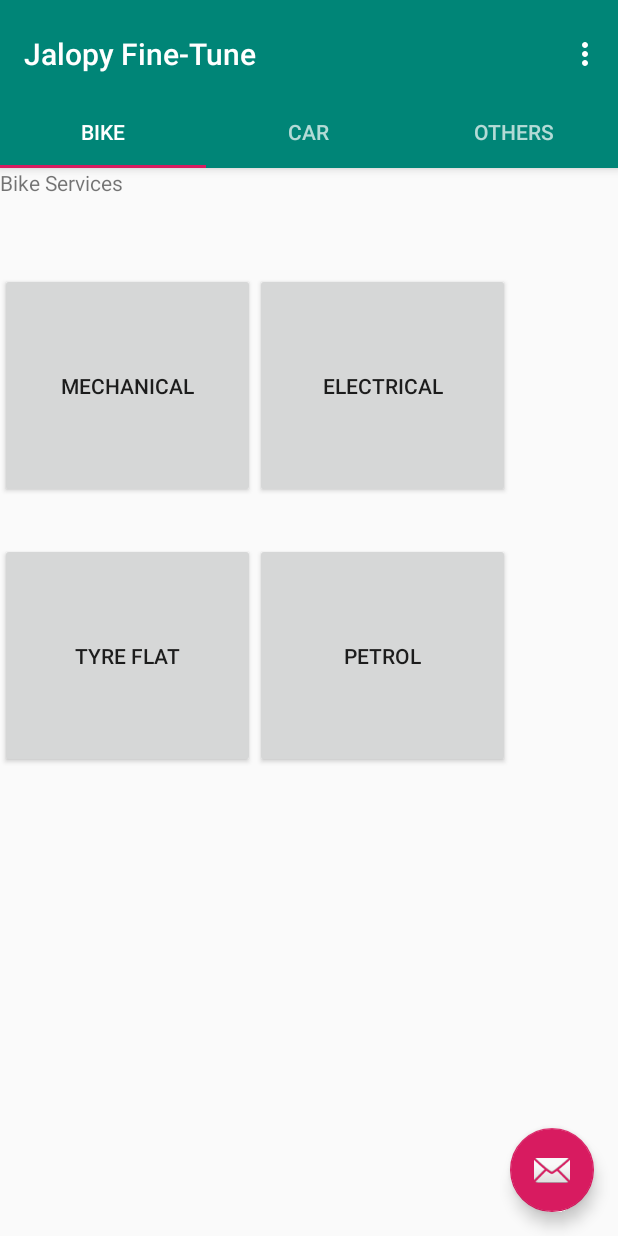
After one commit to Itians786/Final-Year-Project, an Android app: the Bike screen opened directly, with no data from a screen before it, on a phone screen of 412 x 824 dp. The commit adds this screen. Run offline under Robolectric (Android 15) with nearby library versions, the phone set to English and light mode, and no system bars.

Commit message:
Services

```diff
--- a/app/build.gradle
+++ b/app/build.gradle
@@ -22,6 +22,7 @@ dependencies {
     implementation fileTree(dir: 'libs', include: ['*.jar'])
     implementation 'com.android.support:appcompat-v7:27.1.1'
     implementation 'com.android.support.constraint:constraint-layout:1.1.3'
+    implementation 'com.android.support:design:27.1.1'
     testImplementation 'junit:junit:4.12'
     androidTestImplementation 'com.android.support.test:runner:1.0.2'
     androidTestImplementation 'com.android.support.test.espresso:espresso-core:3.0.2'
--- /dev/null
+++ b/app/src/main/java/com/example/jalopyfine_tune/Bike.java
@@ -0,0 +1,20 @@
+package com.example.jalopyfine_tune;
+
+import android.support.v4.app.Fragment;
+import android.os.Bundle;
+import android.view.LayoutInflater;
+import android.view.View;
+import android.view.ViewGroup;
+
+public class Bike extends Fragment {
+
+    public View onCreateView(LayoutInflater inflater, ViewGroup container,
+                             Bundle savedInstanceState) {
+        View rootView = inflater.inflate(R.layout.bike, container, false);
+
+        return rootView;
+    }
+
+
+
+}
--- /dev/null
+++ b/app/src/main/java/com/example/jalopyfine_tune/Car.java
@@ -0,0 +1,15 @@
+package com.example.jalopyfine_tune;
+
+import android.support.v4.app.Fragment;
+import android.os.Bundle;
+import android.view.LayoutInflater;
+import android.view.View;
+import android.view.ViewGroup;
+
+public class Car extends Fragment {
+    public View onCreateView(LayoutInflater inflater, ViewGroup container,
+                             Bundle savedInstanceState) {
+        View rootView = inflater.inflate(R.layout.car, container, false);
+        return rootView;
+    }
+}
--- /dev/null
+++ b/app/src/main/java/com/example/jalopyfine_tune/Services.java
@@ -0,0 +1,157 @@
+package com.example.jalopyfine_tune;
+
+import android.support.design.widget.TabLayout;
+import android.support.design.widget.FloatingActionButton;
+import android.support.design.widget.Snackbar;
+import android.support.v7.app.AppCompatActivity;
+import android.support.v7.widget.Toolbar;
+
+import android.support.v4.app.Fragment;
+import android.support.v4.app.FragmentManager;
+import android.support.v4.app.FragmentPagerAdapter;
+import android.support.v4.view.ViewPager;
+import android.os.Bundle;
+import android.view.LayoutInflater;
+import android.view.Menu;
+import android.view.MenuItem;
+import android.view.View;
+import android.view.ViewGroup;
+
+import android.widget.Switch;
+import android.widget.TextView;
+
+public class Services extends AppCompatActivity {
+
+    /**
+     * The {@link android.support.v4.view.PagerAdapter} that will provide
+     * fragments for each of the sections. We use a
+     * {@link FragmentPagerAdapter} derivative, which will keep every
+     * loaded fragment in memory. If this becomes too memory intensive, it
+     * may be best to switch to a
+     * {@link android.support.v4.app.FragmentStatePagerAdapter}.
+     */
+    private SectionsPagerAdapter mSectionsPagerAdapter;
+
+    /**
+     * The {@link ViewPager} that will host the section contents.
+     */
+    private ViewPager mViewPager;
+
+    @Override
+    protected void onCreate(Bundle savedInstanceState) {
+        super.onCreate(savedInstanceState);
+        setContentView(R.layout.activity_services);
+
+        Toolbar toolbar = (Toolbar) findViewById(R.id.toolbar);
+        setSupportActionBar(toolbar);
+        // Create the adapter that will return a fragment for each of the three
+        // primary sections of the activity.
+        mSectionsPagerAdapter = new SectionsPagerAdapter(getSupportFragmentManager());
+
+        // Set up the ViewPager with the sections adapter.
+        mViewPager = (ViewPager) findViewById(R.id.container);
+        mViewPager.setAdapter(mSectionsPagerAdapter);
+
+        TabLayout tabLayout = (TabLayout) findViewById(R.id.tabs);
+
+        mViewPager.addOnPageChangeListener(new TabLayout.TabLayoutOnPageChangeListener(tabLayout));
+        tabLayout.addOnTabSelectedListener(new TabLayout.ViewPagerOnTabSelectedListener(mViewPager));
+
+        FloatingActionButton fab = (FloatingActionButton) findViewById(R.id.fab);
+        fab.setOnClickListener(new View.OnClickListener() {
+            @Override
+            public void onClick(View view) {
+                Snackbar.make(view, "Replace with your own action", Snackbar.LENGTH_LONG)
+                        .setAction("Action", null).show();
+            }
+        });
+
+    }
+
+
+    @Override
+    public boolean onCreateOptionsMenu(Menu menu) {
+        // Inflate the menu; this adds items to the action bar if it is present.
+        getMenuInflater().inflate(R.menu.menu_services, menu);
+        return true;
+    }
+
+    @Override
+    public boolean onOptionsItemSelected(MenuItem item) {
+        // Handle action bar item clicks here. The action bar will
+        // automatically handle clicks on the Home/Up button, so long
+        // as you specify a parent activity in AndroidManifest.xml.
+        int id = item.getItemId();
+
+        //noinspection SimplifiableIfStatement
+        if (id == R.id.action_settings) {
+            return true;
+        }
+
+        return super.onOptionsItemSelected(item);
+    }
+        //Deleted PlaceholderFragment classs From Here
+        /**
+     * A {@link FragmentPagerAdapter} that returns a fragment corresponding to
+     * one of the sections/tabs/pages.
+     */
+    public class SectionsPagerAdapter extends FragmentPagerAdapter {
+
+        public SectionsPagerAdapter(FragmentManager fm) {
+            super(fm);
+        }
+
+        @Override
+        public Fragment getItem(int position) {
+            //Also Delet palceholder fragment
+            //Resturning The Current Tab
+
+            switch (position) {
+                case 0:
+                    Bike tab1 = new Bike();
+                    return tab1;
+
+                case 1:
+                    Car tab2 = new Car();
+                    return tab2;
+
+                case 2:
+                    Other tab3 = new Other();
+                    return tab3;
+                default:
+                    return null;
+            }
+
+
+        }
+
+        @Override
+        public int getCount() {
+            // Show 3 total pages.
+            return 3;
+        }
+
+        @Override
+            public CharSequence getPageTitle(int position) {
+            switch (position) {
+                case 0:
+
+                    return "bike";
+
+                case 1:
+
+                    return "car";
+
+                case 2:
+
+                    return "others";
+
+
+
+        }
+            return null;
+        }
+
+
+    }
+}
--- /dev/null
+++ b/app/src/main/res/layout/activity_services.xml
@@ -0,0 +1,70 @@
+<?xml version="1.0" encoding="utf-8"?>
+<android.support.design.widget.CoordinatorLayout xmlns:android="http://schemas.android.com/apk/res/android"
+    xmlns:app="http://schemas.android.com/apk/res-auto"
+    xmlns:tools="http://schemas.android.com/tools"
+    android:id="@+id/main_content"
+    android:layout_width="match_parent"
+    android:layout_height="match_parent"
+    android:fitsSystemWindows="true"
+    tools:context=".Services">
+
+    <android.support.design.widget.AppBarLayout
+        android:id="@+id/appbar"
+        android:layout_width="match_parent"
+        android:layout_height="wrap_content"
+        android:paddingTop="@dimen/appbar_padding_top"
+        android:theme="@style/AppTheme.AppBarOverlay">
+
+        <android.support.v7.widget.Toolbar
+            android:id="@+id/toolbar"
+            android:layout_width="match_parent"
+            android:layout_height="?attr/actionBarSize"
+            android:layout_weight="1"
+            android:background="?attr/colorPrimary"
+            app:layout_scrollFlags="scroll|enterAlways"
+            app:popupTheme="@style/AppTheme.PopupOverlay"
+            app:title="@string/app_name">
+
+        </android.support.v7.widget.Toolbar>
+
+        <android.support.design.widget.TabLayout
+            android:id="@+id/tabs"
+            android:layout_width="match_parent"
+            android:layout_height="wrap_content">
+
+            <android.support.design.widget.TabItem
+                android:id="@+id/tabItem"
+                android:layout_width="wrap_content"
+                android:layout_height="wrap_content"
+                android:text="@string/tab_text_1" />
+
+            <android.support.design.widget.TabItem
+                android:id="@+id/tabItem2"
+                android:layout_width="wrap_content"
+                android:layout_height="wrap_content"
+                android:text="@string/tab_text_2" />
+
+            <android.support.design.widget.TabItem
+                android:id="@+id/tabItem3"
+                android:layout_width="wrap_content"
+                android:layout_height="wrap_content"
+                android:text="@string/tab_text_3" />
+
+        </android.support.design.widget.TabLayout>
+    </android.support.design.widget.AppBarLayout>
+
+    <android.support.v4.view.ViewPager
+        android:id="@+id/container"
+        android:layout_width="match_parent"
+        android:layout_height="match_parent"
+        app:layout_behavior="@string/appbar_scrolling_view_behavior" />
+
+    <android.support.design.widget.FloatingActionButton
+        android:id="@+id/fab"
+        android:layout_width="wrap_content"
+        android:layout_height="wrap_content"
+        android:layout_gravity="end|bottom"
+        android:layout_margin="@dimen/fab_margin"
+        app:srcCompat="@android:drawable/ic_dialog_email" />
+
+</android.support.design.widget.CoordinatorLayout>
--- /dev/null
+++ b/app/src/main/res/layout/bike.xml
@@ -0,0 +1,59 @@
+<?xml version="1.0" encoding="utf-8"?>
+<RelativeLayout xmlns:android="http://schemas.android.com/apk/res/android"
+    xmlns:app="http://schemas.android.com/apk/res-auto"
+    xmlns:tools="http://schemas.android.com/tools"
+    android:id="@+id/constraintLayout"
+    android:layout_width="match_parent"
+    android:layout_height="match_parent"
+    >
+
+    <TextView
+        android:id="@+id/section_label"
+        android:layout_width="wrap_content"
+        android:layout_height="wrap_content"
+        android:text="Bike Services"
+       />
+
+    <Button
+        android:id="@+id/Car_m"
+        android:layout_width="170dp"
+        android:layout_height="150dp"
+        android:text="Mechanical"
+        android:layout_marginTop="70dp"
+
+        />
+
+    <Button
+        android:id="@+id/Bike_e"
+        android:layout_width="170dp"
+        android:layout_height="150dp"
+        android:layout_marginTop="70dp"
+        android:layout_toRightOf="@+id/Car_m"
+        android:text="Electrical"
+
+        />
+
+    <Button
+        android:id="@+id/Bike_t"
+        android:layout_width="170dp"
+        android:layout_height="150dp"
+        android:layout_marginTop="250dp"
+        android:text="Tyre Flat"
+
+        />
+
+    <Button
+        android:id="@+id/Bike_p"
+        android:layout_width="170dp"
+        android:layout_height="150dp"
+        android:layout_marginTop="250dp"
+        android:layout_toRightOf="@+id/Car_m"
+        android:text="Petrol"
+
+
+        />
+
+
+
+
+</RelativeLayout>
--- /dev/null
+++ b/app/src/main/res/menu/menu_services.xml
@@ -0,0 +1,10 @@
+<menu xmlns:android="http://schemas.android.com/apk/res/android"
+    xmlns:app="http://schemas.android.com/apk/res-auto"
+    xmlns:tools="http://schemas.android.com/tools"
+    tools:context="com.example.jalopyfine_tune.Services">
+    <item
+        android:id="@+id/action_settings"
+        android:orderInCategory="100"
+        android:title="@string/action_settings"
+        app:showAsAction="never" />
+</menu>
--- /dev/null
+++ b/app/src/main/res/values-w820dp/dimens.xml
@@ -0,0 +1,6 @@
+<resources>
+    <!-- Example customization of dimensions originally defined in res/values/dimens.xml
+         (such as screen margins) for screens with more than 820dp of available width. This
+         would include 7" and 10" devices in landscape (~960dp and ~1280dp respectively). -->
+    <dimen name="activity_horizontal_margin">64dp</dimen>
+</resources>
--- /dev/null
+++ b/app/src/main/res/values/dimens.xml
@@ -0,0 +1,7 @@
+<resources>
+    <!-- Default screen margins, per the Android Design guidelines. -->
+    <dimen name="activity_horizontal_margin">16dp</dimen>
+    <dimen name="activity_vertical_margin">16dp</dimen>
+    <dimen name="fab_margin">16dp</dimen>
+    <dimen name="appbar_padding_top">8dp</dimen>
+</resources>
--- a/app/src/main/res/values/styles.xml
+++ b/app/src/main/res/values/styles.xml
@@ -8,4 +8,13 @@
         <item name="colorAccent">@color/colorAccent</item>
     </style>
 
+    <style name="AppTheme.NoActionBar">
+        <item name="windowActionBar">false</item>
+        <item name="windowNoTitle">true</item>
+    </style>
+
+    <style name="AppTheme.AppBarOverlay" parent="ThemeOverlay.AppCompat.Dark.ActionBar" />
+
+    <style name="AppTheme.PopupOverlay" parent="ThemeOverlay.AppCompat.Light" />
+
 </resources>
```
Also changed, not shown: app/src/main/AndroidManifest.xml (+9 -1 lines), app/src/main/java/com/example/jalopyfine_tune/Other.java (added, +16 -0 lines), app/src/main/java/com/example/jalopyfine_tune/SignUp.java (+11 -21 lines), app/src/main/res/layout/activity_sign_up.xml (+9 -4 lines), app/src/main/res/layout/car.xml (added, +57 -0 lines), app/src/main/res/layout/others.xml (added, +19 -0 lines), app/src/main/res/values/strings.xml (+19 -0 lines).
